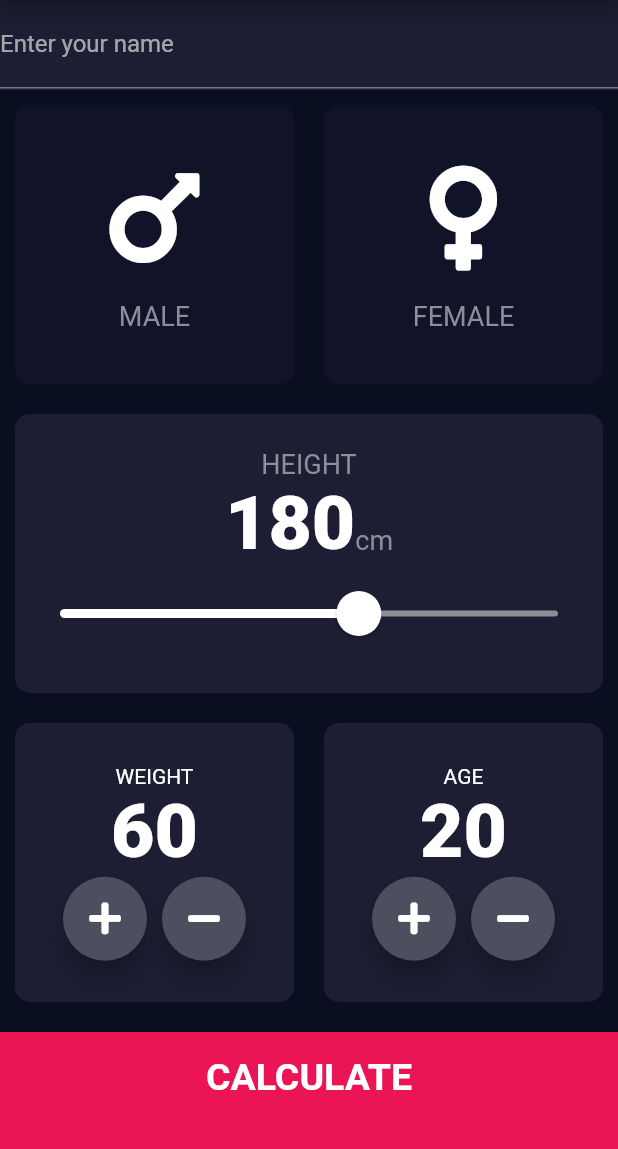
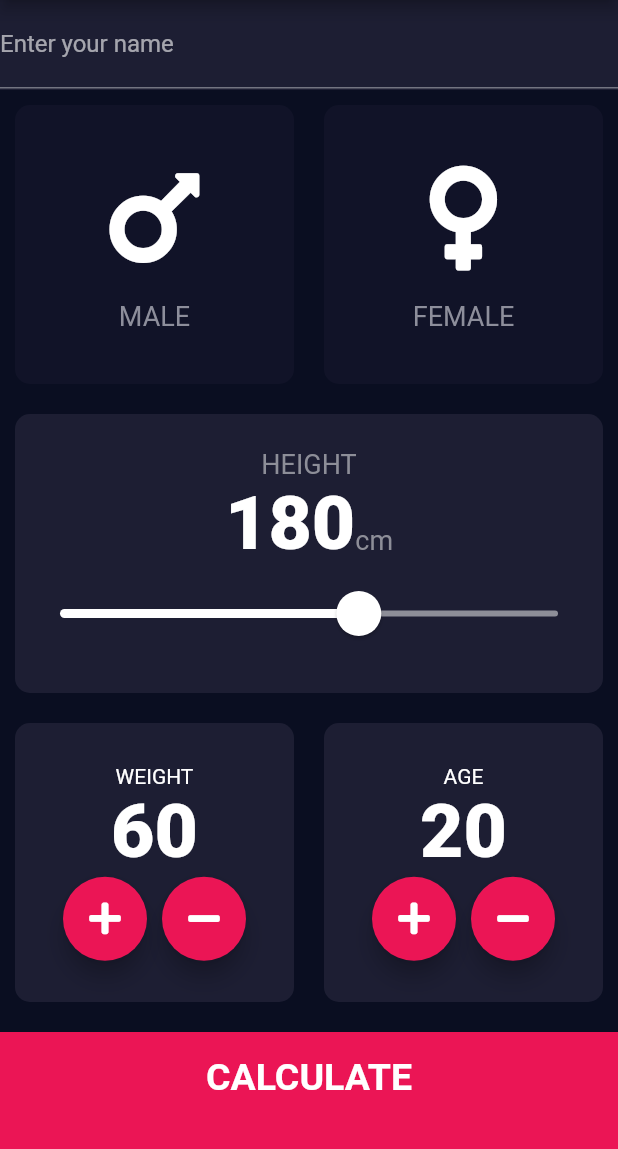
Before and after one commit to daklaui/bmicalculator, a Flutter app: the screen it shows after launch, on a phone screen of 412 x 824 dp, the part 84-1233 px from its top. Run offline on Flutter 3.47's test engine with Material 2 defaults, Android fonts, the phone set to English and light mode, and no system bars; our stand-ins replace font_awesome_flutter.

Commit message:
Color roundBtn

```diff
--- a/lib/CustomWidgets/RoundButton.dart
+++ b/lib/CustomWidgets/RoundButton.dart
@@ -12,7 +12,7 @@ class RoundButton extends StatelessWidget {
       onPressed: onPressed,
       constraints: BoxConstraints.tightFor(width: 56.0, height: 56.0),
       shape: CircleBorder(),
-      fillColor: Color(0xFF4C4F5E),
+      fillColor: Color(0xFFEB1555),
     );
   }
 }
```
